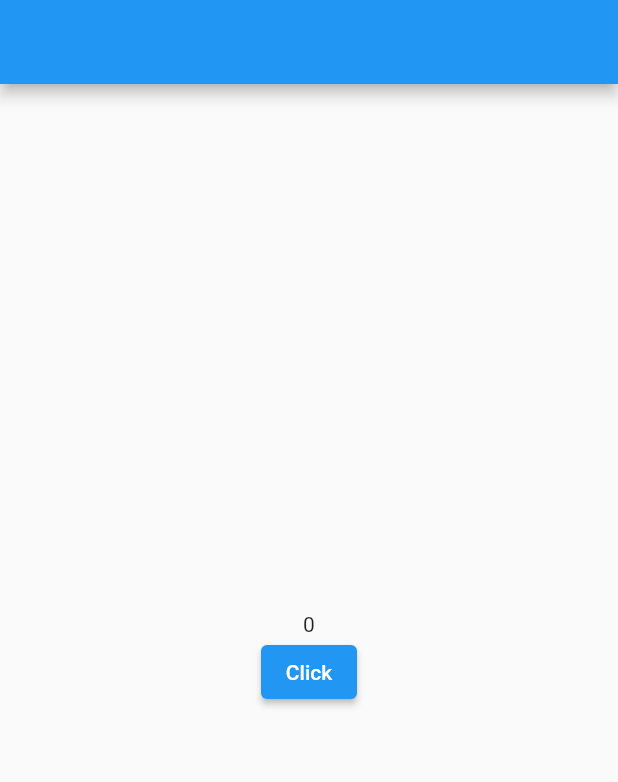
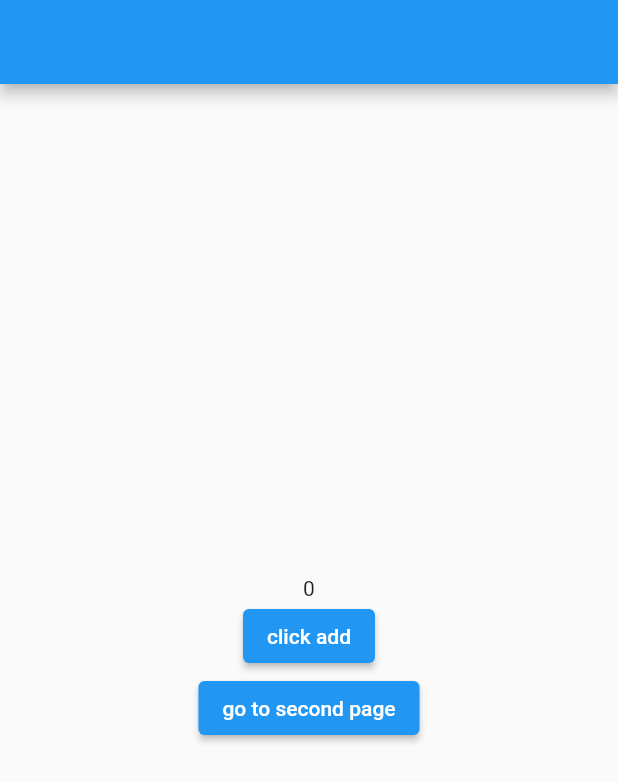
Before and after one commit to S-EmreCat/state-management-ex, a Flutter app: the screen it shows after launch, on a phone screen of 412 x 824 dp. Shown: the top 782 px of the screen. Run offline on Flutter 3.47's test engine with Material 2 defaults, Android fonts, the phone set to English and light mode, and no system bars; our stand-ins replace get.

Commit message:
getx put find functions

```diff
--- /dev/null
+++ b/lib/getx/bindings/getx_home_binding.dart
@@ -0,0 +1,10 @@
+import 'package:get/get.dart';
+
+import '../controller/getx_controller.dart';
+
+class MyGetxHomeBinding implements Bindings {
+  @override
+  void dependencies() {
+    Get.put<MyGetxController>(MyGetxController());
+  }
+}
--- /dev/null
+++ b/lib/getx/bindings/getx_page2_binding.dart
@@ -0,0 +1,10 @@
+import 'package:get/get.dart';
+
+import '../controller/getx_controller.dart';
+
+class MyGetxPage2Binding implements Bindings {
+  @override
+  void dependencies() {
+    Get.put<MyGetxController>(MyGetxController());
+  }
+}
--- a/lib/getx/getx_controller.dart
+++ b/lib/getx/controller/getx_controller.dart
@@ -1,6 +1,6 @@
 import 'package:get/get.dart';
 
-class Controller extends GetxController {
+class MyGetxController extends GetxController {
   var count = 0.obs;
   void increment() => count++;
 }
--- a/lib/getx/getx_home.dart
+++ b/lib/getx/getx_home.dart
@@ -1,16 +1,12 @@
 import 'package:flutter/material.dart';
+import 'package:statemanagement/getx/controller/getx_controller.dart';
 import 'package:get/get.dart';
 
-import 'getx_controller.dart';
+class GetxHome extends StatelessWidget {
+  GetxHome({Key? key}) : super(key: key);
 
-class GetxHome extends StatefulWidget {
-  GetxHome({Key? key}) : super(key: key);
-  final Controller ctrl = Get.put(Controller());
-  @override
-  State<GetxHome> createState() => _GetxHomeState();
-}
+  final MyGetxController _controller = Get.put(MyGetxController());
 
-class _GetxHomeState extends State<GetxHome> {
   @override
   Widget build(BuildContext context) {
     return Scaffold(
@@ -20,13 +16,19 @@ class _GetxHomeState extends State<GetxHome> {
           mainAxisAlignment: MainAxisAlignment.center,
           children: [
             Obx(
-              () => Text("${widget.ctrl.count}"),
+              () => Text(_controller.count.toString()),
             ),
             ElevatedButton(
               onPressed: () {
-                widget.ctrl.increment();
+                _controller.increment();
               },
-              child: const Text("Click"),
+              child: const Text("click add"),
+            ),
+            ElevatedButton(
+              onPressed: () {
+                Get.toNamed("/second");
+              },
+              child: const Text("go to second page"),
             ),
           ],
         ),
--- a/lib/main.dart
+++ b/lib/main.dart
@@ -1,7 +1,10 @@
 import 'package:flutter/material.dart';
 import 'package:get/get.dart';
 
+import 'getx/bindings/getx_page2_binding.dart';
 import 'getx/getx_home.dart';
+import 'getx/bindings/getx_home_binding.dart';
+import 'getx/getx_page2.dart';
 
 void main() => runApp(const MyApp());
 
@@ -11,7 +14,21 @@ class MyApp extends StatelessWidget {
   @override
   Widget build(BuildContext context) {
     return GetMaterialApp(
-      title: 'Material App',
+      initialRoute: "/",
+      initialBinding: MyGetxHomeBinding(),
+      getPages: [
+        GetPage(
+          name: "/",
+          page: () => GetxHome(),
+          binding: MyGetxHomeBinding(),
+        ),
+        GetPage(
+          name: "/second",
+          page: () => GetxPage2(),
+          binding: MyGetxPage2Binding(),
+        ),
+      ],
+      title: 'Getx Home',
       home: GetxHome(),
     );
   }
```
Also changed, not shown: lib/getx/getx_page2.dart (+15 -2 lines), 1 other file.
